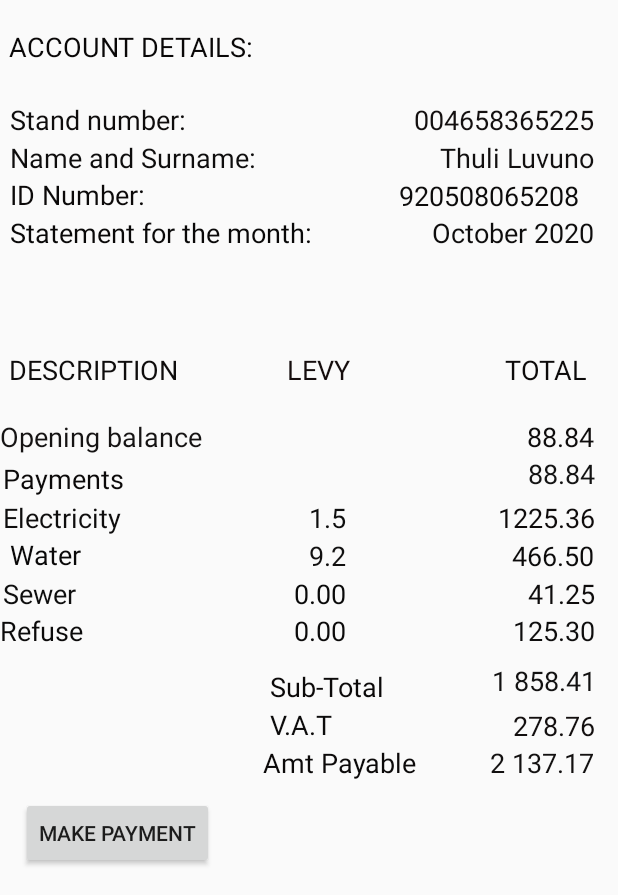
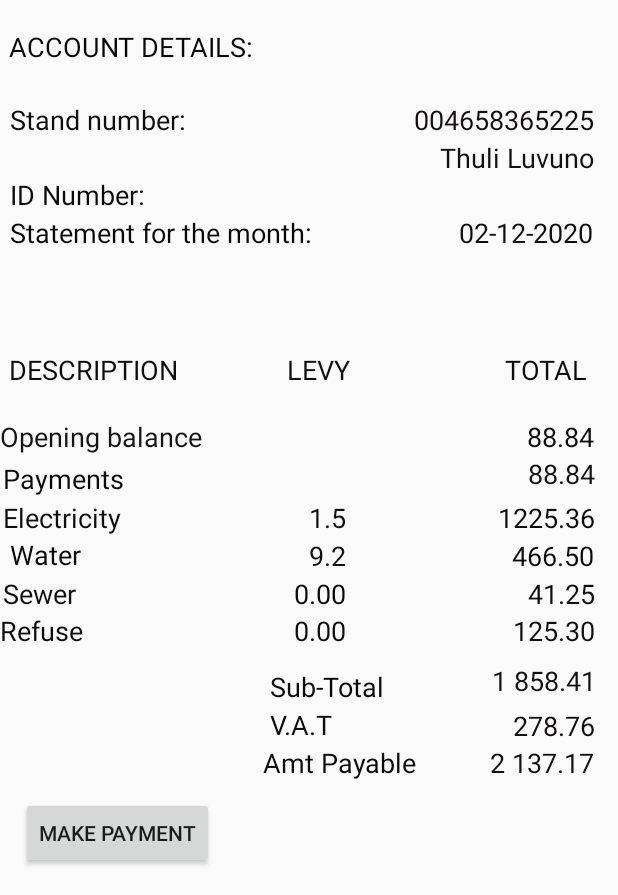
Before and after one commit to Thuli182/Municipal, an Android app: the ActivityConfirmedLogin screen opened directly, with no data from a screen before it, on a phone screen of 412 x 824 dp, the part 341-1236 px from its top. Run offline under Robolectric (Android 15) with nearby library versions, the phone set to English and light mode, and no system bars; our stand-ins replace Firebase (no records; nobody signed in at launch, a user with empty details on screens opened directly).

Commit message:
its adding the filed of the login user

```diff
--- a/MyApplication/app/src/main/java/com/example/myapplication/ActivityConfirmedLogin.kt
+++ b/MyApplication/app/src/main/java/com/example/myapplication/ActivityConfirmedLogin.kt
@@ -5,13 +5,77 @@ import android.net.Uri
 import androidx.appcompat.app.AppCompatActivity
 import android.os.Bundle
 import android.view.View
+import com.google.firebase.auth.FirebaseAuth
+import com.google.firebase.database.DataSnapshot
+import com.google.firebase.database.DatabaseError
+import com.google.firebase.database.FirebaseDatabase
+import com.google.firebase.database.ValueEventListener
 import kotlinx.android.synthetic.main.activity_confirmed_login.*
 import kotlinx.android.synthetic.main.activity_log_in.*
+import java.text.SimpleDateFormat
+import java.util.*
 
 class ActivityConfirmedLogin : AppCompatActivity() {
     override fun onCreate(savedInstanceState: Bundle?) {
         super.onCreate(savedInstanceState)
         setContentView(R.layout.activity_confirmed_login)
+        val uid: String? = FirebaseAuth.getInstance().uid
+
+        var database = FirebaseDatabase.getInstance().reference.child("UserDatails").orderByChild("uid").equalTo(uid.toString())
+
+        var getdata= object : ValueEventListener {
+            override fun onCancelled(p0: DatabaseError) {
+
+            }
+
+            override fun onDataChange(p0: DataSnapshot) {
+                var name1= StringBuilder()
+                var Idnumber1= StringBuilder()
+                var email1= StringBuilder()
+                var Surname1= StringBuilder()
+
+                var water1= StringBuilder()
+                var sewer1= StringBuilder()
+                var electricity1= StringBuilder()
+                var OpenBalance1= StringBuilder()
+                var Refus1= StringBuilder()
+
+
+                for(i in p0.children)
+                {
+                    var Idnumber =i.child("Idnumber").getValue()
+                    var email =i.child("EmailAddress").getValue()
+                    var name =i.child("Name").getValue()
+                    var surname =i.child("Surname").getValue()
+
+                    var water= i.child(" water").getValue()
+                    var sewer=i.child("sewer").getValue()
+                    var electricity= i.child("electricity").getValue()
+                    var OpenBalance= i.child("OpenBalace").getValue()
+                    var Refus= i.child("Refus").getValue()
+
+                    Idnumber1.append("$Idnumber")
+                    name1.append("$name $surname")
+                    email1.append("$email")
+
+                    water1.append("$water")
+                    sewer1.append("$sewer")
+                    electricity1.append("$electricity")
+                    OpenBalance1.append("$OpenBalance")
+                    Refus1.append("$Refus")
+
+
+                }
+                val sdf = SimpleDateFormat("dd-MM-yyyy")
+                val currentDate = sdf.format(Date())
+
+                nameandsurname.setText(name1)
+                textViewID.setText(Idnumber1)
+                textDate.setText(currentDate)
+            }
+        }
+        database.addValueEventListener(getdata)
+        database.addListenerForSingleValueEvent(getdata)
 
         btnPayment.setOnClickListener {
             val url = "https://new.easypay.co.za/Home.aspx?REDIout=1"
--- a/MyApplication/app/src/main/res/layout/activity_confirmed_login.xml
+++ b/MyApplication/app/src/main/res/layout/activity_confirmed_login.xml
@@ -19,7 +19,7 @@
         app:srcCompat="@drawable/emalahleni_local_municipality_website__logo" />
 
     <TextView
-        android:id="@+id/textView11"
+        android:id="@+id/textView"
         android:layout_width="wrap_content"
         android:layout_height="wrap_content"
         android:text="Account Details:"
@@ -62,7 +62,7 @@
         app:layout_constraintVertical_bias="0.321" />
 
     <TextView
-        android:id="@+id/textView14"
+        android:id="@+id/nameandsurname"
         android:layout_width="wrap_content"
         android:layout_height="wrap_content"
         android:text="Name and Surname:"
@@ -104,7 +104,7 @@
         app:layout_constraintVertical_bias="0.388" />
 
     <TextView
-        android:id="@+id/textView17"
+        android:id="@+id/textViewID"
         android:layout_width="129dp"
         android:layout_height="24dp"
         android:text="9205080652080"
@@ -132,7 +132,7 @@
         app:layout_constraintVertical_bias="0.422" />
 
     <TextView
-        android:id="@+id/textView19"
+        android:id="@+id/textDate"
         android:layout_width="wrap_content"
         android:layout_height="wrap_content"
         android:text="October 2020"
@@ -332,7 +332,7 @@
         app:layout_constraintVertical_bias="0.779" />
 
     <TextView
-        android:id="@+id/textView33"
+        android:id="@+id/OpenBalancetextView"
         android:layout_width="wrap_content"
         android:layout_height="wrap_content"
         android:text="88.84"
@@ -346,7 +346,7 @@
         app:layout_constraintVertical_bias="0.605" />
 
     <TextView
-        android:id="@+id/textView34"
+        android:id="@+id/PaymentstextView"
         android:layout_width="wrap_content"
         android:layout_height="wrap_content"
         android:text="88.84"
@@ -360,7 +360,7 @@
         app:layout_constraintVertical_bias="0.639" />
 
     <TextView
-        android:id="@+id/textView35"
+        android:id="@+id/electricitytextView"
         android:layout_width="wrap_content"
         android:layout_height="wrap_content"
         android:text="1225.36"
@@ -374,7 +374,7 @@
         app:layout_constraintVertical_bias="0.678" />
 
     <TextView
-        android:id="@+id/textView36"
+        android:id="@+id/watertextView"
         android:layout_width="wrap_content"
         android:layout_height="wrap_content"
         android:text="466.50"
@@ -388,7 +388,7 @@
         app:layout_constraintVertical_bias="0.712" />
 
     <TextView
-        android:id="@+id/textView37"
+        android:id="@+id/sewertView37"
         android:layout_width="wrap_content"
         android:layout_height="wrap_content"
         android:text="41.25"
@@ -402,7 +402,7 @@
         app:layout_constraintVertical_bias="0.746" />
 
     <TextView
-        android:id="@+id/textView38"
+        android:id="@+id/RefustextView"
         android:layout_width="wrap_content"
         android:layout_height="wrap_content"
         android:text="125.30"
@@ -458,7 +458,7 @@
         app:layout_constraintVertical_bias="0.898" />
 
     <TextView
-        android:id="@+id/textView42"
+        android:id="@+id/SubTottextView"
         android:layout_width="wrap_content"
         android:layout_height="wrap_content"
         android:text="1 858.41"
@@ -472,7 +472,7 @@
         app:layout_constraintVertical_bias="0.824" />
 
     <TextView
-        android:id="@+id/textView43"
+        android:id="@+id/VattextView"
         android:layout_width="wrap_content"
         android:layout_height="wrap_content"
         android:text="278.76"
@@ -486,7 +486,7 @@
         app:layout_constraintVertical_bias="0.865" />
 
     <TextView
-        android:id="@+id/textView44"
+        android:id="@+id/TotalAmounttextView"
         android:layout_width="wrap_content"
         android:layout_height="wrap_content"
         android:text="2 137.17"
--- a/MyApplication/app/src/main/res/layout/activity_log_in.xml
+++ b/MyApplication/app/src/main/res/layout/activity_log_in.xml
@@ -52,7 +52,7 @@
         android:layout_height="wrap_content"
         android:ems="10"
         android:inputType="textEmailAddress"
-        android:text="Email"
+        android:hint="jon@gmail.com"
         app:layout_constraintBottom_toBottomOf="parent"
         app:layout_constraintEnd_toEndOf="parent"
         app:layout_constraintHorizontal_bias="0.87"
@@ -65,6 +65,7 @@
         android:layout_width="wrap_content"
         android:layout_height="wrap_content"
         android:ems="10"
+        android:hint="john@11"
         android:inputType="textPassword"
         app:layout_constraintBottom_toBottomOf="parent"
         app:layout_constraintEnd_toEndOf="parent"
```
Also changed, not shown: MyApplication/app/src/main/java/com/example/myapplication/ActivityLogIn.kt (+11 -15 lines).
